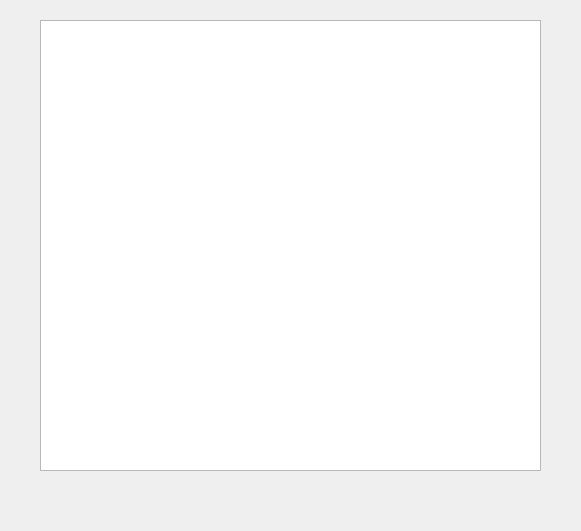
ArclightEntertainment/arclight-placeholder, file interface/listview.ui: the form before one commit.
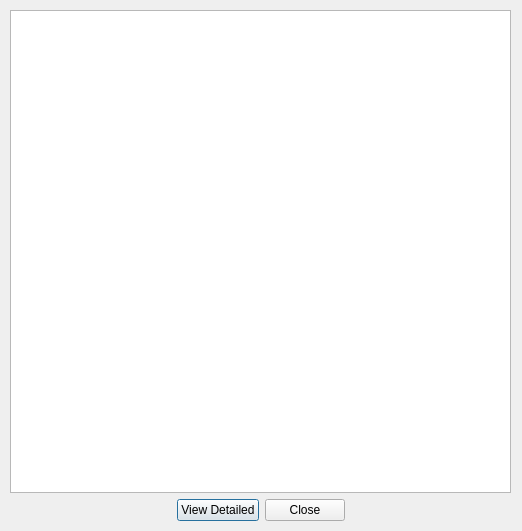
The form after the commit.

Commit message: Preliminary Detailed Animal UI working. Need to merge with feature-10

What changed in the file:
```diff
--- a/interface/listview.ui
+++ b/interface/listview.ui
@@ -6,22 +6,71 @@
    <rect>
     <x>0</x>
     <y>0</y>
-    <width>581</width>
+    <width>522</width>
     <height>531</height>
    </rect>
   </property>
   <property name="windowTitle">
    <string>Animal List</string>
   </property>
-  <widget class="QTableWidget" name="animalTableWidget">
+  <widget class="QWidget" name="verticalLayoutWidget">
    <property name="geometry">
     <rect>
-     <x>40</x>
-     <y>20</y>
+     <x>10</x>
+     <y>10</y>
      <width>501</width>
-     <height>451</height>
+     <height>511</height>
     </rect>
    </property>
+   <layout class="QVBoxLayout" name="verticalLayout">
+    <item>
+     <widget class="QTableWidget" name="animalTableWidget"/>
+    </item>
+    <item>
+     <layout class="QHBoxLayout" name="horizontalLayout_2">
+      <item>
+       <spacer name="horizontalSpacer">
+        <property name="orientation">
+         <enum>Qt::Horizontal</enum>
+        </property>
+        <property name="sizeHint" stdset="0">
+         <size>
+          <width>40</width>
+          <height>20</height>
+         </size>
+        </property>
+       </spacer>
+      </item>
+      <item>
+       <widget class="QPushButton" name="detailsButton">
+        <property name="text">
+         <string>View Detailed</string>
+        </property>
+       </widget>
+      </item>
+      <item>
+       <widget class="QPushButton" name="closeButton">
+        <property name="text">
+         <string>Close</string>
+        </property>
+       </widget>
+      </item>
+      <item>
+       <spacer name="horizontalSpacer_2">
+        <property name="orientation">
+         <enum>Qt::Horizontal</enum>
+        </property>
+        <property name="sizeHint" stdset="0">
+         <size>
+          <width>40</width>
+          <height>20</height>
+         </size>
+        </property>
+       </spacer>
+      </item>
+     </layout>
+    </item>
+   </layout>
   </widget>
  </widget>
  <resources/>
```
The commit also changes 16 other files.
